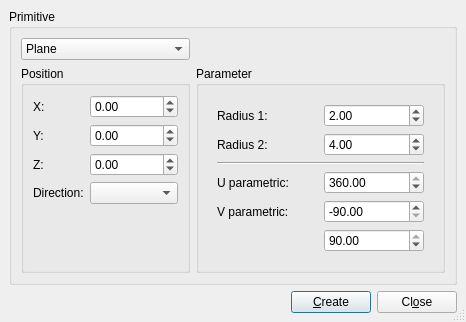
Above: src/Mod/Part/Gui/DlgPrimitives.ui from berndhahnebach/All_FreeCAD before the change. Below: the same form after it.
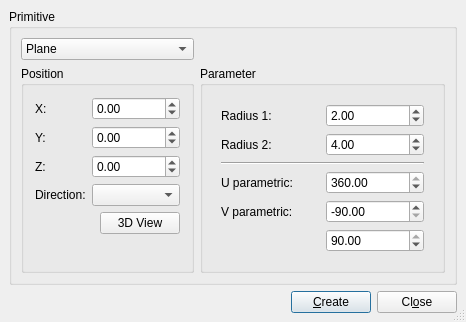
That is the form after the change. The open tabs and pages were chosen to show the change.

Commit message: + add pick facility to primitive creation dialog

Diff of the .ui file:
```diff
--- a/src/Mod/Part/Gui/DlgPrimitives.ui
+++ b/src/Mod/Part/Gui/DlgPrimitives.ui
@@ -678,23 +678,23 @@
                <property name="spacing" >
                 <number>6</number>
                </property>
-               <item row="1" column="1" >
-                <widget class="QDoubleSpinBox" name="ellipsoidRadius2" >
-                 <property name="maximum" >
-                  <double>1000</double>
+               <item row="1" column="1">
+                <widget class="QDoubleSpinBox" name="ellipsoidRadius2">
+                 <property name="maximum">
+                  <double>1000.000000000000000</double>
                  </property>
-                 <property name="value" >
-                  <double>4</double>
+                 <property name="value">
+                  <double>4.000000000000000</double>
                  </property>
                 </widget>
                </item>
-               <item row="0" column="1" >
-                <widget class="QDoubleSpinBox" name="ellipsoidRadius1" >
-                 <property name="maximum" >
-                  <double>1000</double>
+               <item row="0" column="1">
+                <widget class="QDoubleSpinBox" name="ellipsoidRadius1">
+                 <property name="maximum">
+                  <double>1000.000000000000000</double>
                  </property>
-                 <property name="value" >
-                  <double>2</double>
+                 <property name="value">
+                  <double>2.000000000000000</double>
                  </property>
                 </widget>
                </item>
@@ -745,16 +745,16 @@
                  </property>
                 </spacer>
                </item>
-               <item row="1" column="1" >
-                <widget class="QDoubleSpinBox" name="ellipsoidAngle1" >
-                 <property name="maximum" >
-                  <double>90</double>
+               <item row="1" column="1">
+                <widget class="QDoubleSpinBox" name="ellipsoidAngle1">
+                 <property name="minimum">
+                  <double>-90.000000000000000</double>
                  </property>
-                 <property name="minimum" >
-                  <double>-90</double>
+                 <property name="maximum">
+                  <double>90.000000000000000</double>
                  </property>
-                 <property name="value" >
-                  <double>-90</double>
+                 <property name="value">
+                  <double>-90.000000000000000</double>
                  </property>
                 </widget>
                </item>
@@ -765,26 +765,26 @@
                  </property>
                 </widget>
                </item>
-               <item row="2" column="1" >
-                <widget class="QDoubleSpinBox" name="ellipsoidAngle2" >
-                 <property name="maximum" >
-                  <double>90</double>
+               <item row="2" column="1">
+                <widget class="QDoubleSpinBox" name="ellipsoidAngle2">
+                 <property name="minimum">
+                  <double>-90.000000000000000</double>
                  </property>
-                 <property name="minimum" >
-                  <double>-90</double>
+                 <property name="maximum">
+                  <double>90.000000000000000</double>
                  </property>
-                 <property name="value" >
-                  <double>90</double>
+                 <property name="value">
+                  <double>90.000000000000000</double>
                  </property>
                 </widget>
                </item>
-               <item row="0" column="1" >
-                <widget class="QDoubleSpinBox" name="ellipsoidAngle3" >
-                 <property name="maximum" >
-                  <double>360</double>
+               <item row="0" column="1">
+                <widget class="QDoubleSpinBox" name="ellipsoidAngle3">
+                 <property name="maximum">
+                  <double>360.000000000000000</double>
                  </property>
-                 <property name="value" >
-                  <double>360</double>
+                 <property name="value">
+                  <double>360.000000000000000</double>
                  </property>
                 </widget>
                </item>
@@ -1099,101 +1099,102 @@
         <property name="title" >
          <string>Position</string>
         </property>
-        <layout class="QGridLayout" >
-         <property name="margin" >
-          <number>9</number>
-         </property>
-         <property name="spacing" >
-          <number>6</number>
-         </property>
-         <item row="1" column="0" >
-          <spacer>
-           <property name="orientation" >
-            <enum>Qt::Vertical</enum>
-           </property>
-           <property name="sizeHint" >
-            <size>
-             <width>20</width>
-             <height>40</height>
-            </size>
-           </property>
-          </spacer>
-         </item>
-         <item row="0" column="0" >
-          <layout class="QGridLayout" >
-           <property name="margin" >
+        <layout class="QGridLayout" name="gridLayout">
+         <item row="0" column="0" colspan="2">
+          <layout class="QGridLayout">
+           <property name="margin">
             <number>0</number>
            </property>
-           <property name="spacing" >
+           <property name="spacing">
             <number>6</number>
            </property>
-           <item row="2" column="1" >
-            <widget class="QDoubleSpinBox" name="zPos" >
-             <property name="maximum" >
-              <double>2.14748e+09</double>
+           <item row="2" column="1">
+            <widget class="QDoubleSpinBox" name="zPos">
+             <property name="minimum">
+              <double>-2147480000.000000000000000</double>
              </property>
-             <property name="minimum" >
-              <double>-2.14748e+09</double>
+             <property name="maximum">
+              <double>2147480000.000000000000000</double>
              </property>
             </widget>
            </item>
-           <item row="2" column="0" >
-            <widget class="QLabel" name="TextLabel3" >
-             <property name="text" >
+           <item row="2" column="0">
+            <widget class="QLabel" name="TextLabel3">
+             <property name="text">
               <string>Z:</string>
              </property>
             </widget>
            </item>
-           <item row="0" column="0" >
-            <widget class="QLabel" name="TextLabel1" >
-             <property name="text" >
+           <item row="0" column="0">
+            <widget class="QLabel" name="TextLabel1">
+             <property name="text">
               <string>X:</string>
              </property>
             </widget>
            </item>
-           <item row="3" column="0" >
-            <widget class="QLabel" name="TextLabel1_3" >
-             <property name="text" >
+           <item row="3" column="0">
+            <widget class="QLabel" name="TextLabel1_3">
+             <property name="text">
               <string>Direction:</string>
              </property>
             </widget>
            </item>
-           <item row="0" column="1" >
-            <widget class="QDoubleSpinBox" name="xPos" >
-             <property name="maximum" >
-              <double>2.14748e+09</double>
+           <item row="0" column="1">
+            <widget class="QDoubleSpinBox" name="xPos">
+             <property name="minimum">
+              <double>-2147480000.000000000000000</double>
              </property>
-             <property name="minimum" >
-              <double>-2.14748e+09</double>
+             <property name="maximum">
+              <double>2147480000.000000000000000</double>
              </property>
             </widget>
            </item>
-           <item row="1" column="0" >
-            <widget class="QLabel" name="TextLabel2" >
-             <property name="text" >
+           <item row="1" column="0">
+            <widget class="QLabel" name="TextLabel2">
+             <property name="text">
               <string>Y:</string>
              </property>
             </widget>
            </item>
-           <item row="3" column="1" >
-            <widget class="QComboBox" name="direction" >
-             <property name="currentIndex" >
+           <item row="3" column="1">
+            <widget class="QComboBox" name="direction">
+             <property name="currentIndex">
               <number>-1</number>
              </property>
             </widget>
            </item>
-           <item row="1" column="1" >
-            <widget class="QDoubleSpinBox" name="yPos" >
-             <property name="maximum" >
-              <double>2.14748e+09</double>
+           <item row="1" column="1">
+            <widget class="QDoubleSpinBox" name="yPos">
+             <property name="minimum">
+              <double>-2147480000.000000000000000</double>
              </property>
-             <property name="minimum" >
-              <double>-2.14748e+09</double>
+             <property name="maximum">
+              <double>2147480000.000000000000000</double>
              </property>
             </widget>
            </item>
           </layout>
          </item>
+         <item row="1" column="1">
+          <widget class="QPushButton" name="viewPositionButton">
+           <property name="text">
+            <string>3D View</string>
+           </property>
+          </widget>
+         </item>
+         <item row="2" column="1">
+          <spacer>
+           <property name="orientation">
+            <enum>Qt::Vertical</enum>
+           </property>
+           <property name="sizeHint" stdset="0">
+            <size>
+             <width>20</width>
+             <height>40</height>
+            </size>
+           </property>
+          </spacer>
+         </item>
         </layout>
        </widget>
       </item>
@@ -1202,7 +1203,7 @@
    </item>
   </layout>
  </widget>
- <layoutdefault spacing="6" margin="11" />
+ <layoutdefault spacing="6" margin="11"/>
  <pixmapfunction>qPixmapFromMimeSource</pixmapfunction>
  <tabstops>
   <tabstop>comboBox1</tabstop>
```
Left out of the diff: 888 changed lines with no effect on the pictures. The commit also changes 3 other files.
